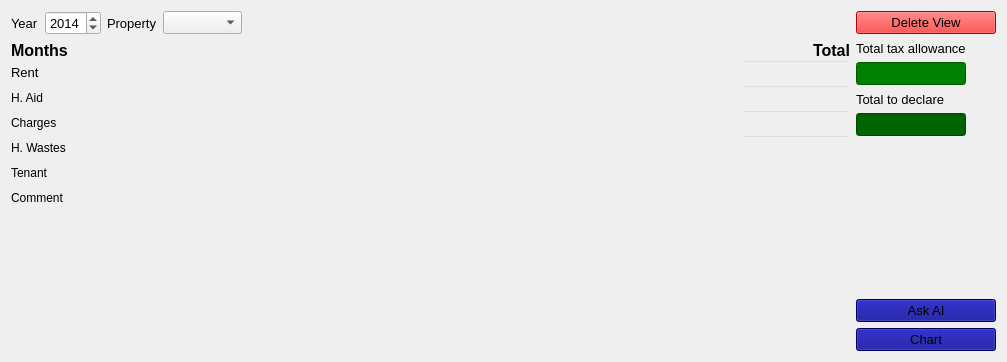
Above: ui/entity/w_rent_view.ui from florianfoz/Rentalis before the change. Below: the same form after it.
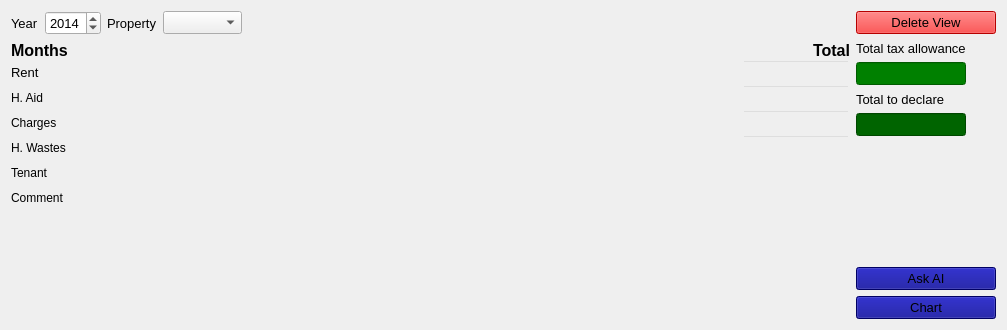
That is the form after the change. Icons and pictures are not drawn.

The edit to the form file:
```diff
--- a/ui/entity/w_rent_view.ui
+++ b/ui/entity/w_rent_view.ui
@@ -7,11 +7,11 @@
     <x>0</x>
     <y>0</y>
     <width>1007</width>
-    <height>362</height>
+    <height>330</height>
    </rect>
   </property>
   <property name="sizePolicy">
-   <sizepolicy hsizetype="Preferred" vsizetype="Preferred">
+   <sizepolicy hsizetype="Preferred" vsizetype="Maximum">
     <horstretch>0</horstretch>
     <verstretch>0</verstretch>
    </sizepolicy>
```
Left out of the diff: 6 changed lines with no effect on the pictures.
